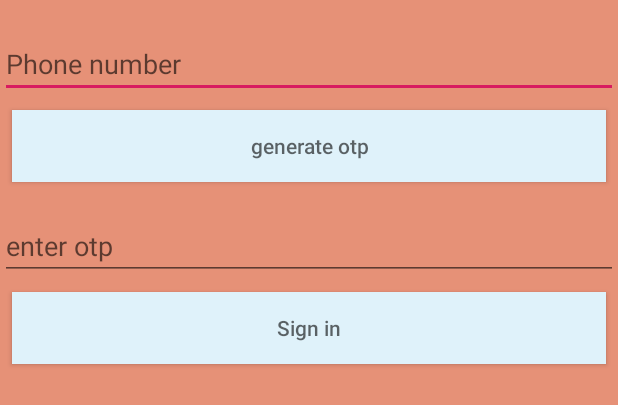
After one commit to Darshpreet2000/Farmer-Portal, an Android app: the layout activity_phone_number_varification.xml on its own in the app's theme, with its tools: preview values and no code run, on a phone screen of 412 x 824 dp. The commit adds this screen. Shown: the top 405 px of the screen. Run offline under Robolectric (Android 15) with nearby library versions, the light colour scheme and no system bars.

Commit message:
phone number auth added

```diff
--- a/app/build.gradle
+++ b/app/build.gradle
@@ -21,8 +21,10 @@ android {
 
 dependencies {
     implementation fileTree(dir: 'libs', include: ['*.jar'])
+    implementation 'com.google.firebase:firebase-auth:19.2.0'
     implementation 'androidx.appcompat:appcompat:1.0.2'
     implementation 'androidx.constraintlayout:constraintlayout:1.1.3'
+    implementation 'com.google.firebase:firebase-storage:16.0.4'
     testImplementation 'junit:junit:4.12'
     androidTestImplementation 'androidx.test.ext:junit:1.1.0'
     implementation 'com.firebaseui:firebase-ui-auth:6.2.0'
--- a/app/src/main/res/layout/activity_main.xml
+++ b/app/src/main/res/layout/activity_main.xml
@@ -4,12 +4,14 @@
     xmlns:tools="http://schemas.android.com/tools"
     android:layout_width="match_parent"
     android:layout_height="match_parent"
+    android:background="#2196F3"
     tools:context=".MainActivity">
 
     <TextView
         android:layout_width="wrap_content"
         android:layout_height="wrap_content"
-        android:text="Hello World!"
+        android:text="Menu will be appear here"
+        android:textSize="22sp"
         app:layout_constraintBottom_toBottomOf="parent"
         app:layout_constraintLeft_toLeftOf="parent"
         app:layout_constraintRight_toRightOf="parent"
--- /dev/null
+++ b/app/src/main/res/layout/activity_phone_number_varification.xml
@@ -0,0 +1,48 @@
+<?xml version="1.0" encoding="utf-8"?>
+<LinearLayout xmlns:android="http://schemas.android.com/apk/res/android"
+    xmlns:app="http://schemas.android.com/apk/res-auto"
+    xmlns:tools="http://schemas.android.com/tools"
+    android:layout_width="match_parent"
+    android:layout_height="match_parent"
+    android:background="#E69177"
+    android:orientation="vertical">
+
+    <EditText
+        android:id="@+id/et_phone_number"
+        android:layout_width="match_parent"
+        android:layout_height="wrap_content"
+        android:layout_marginTop="20dp"
+        android:hint="Phone number"
+        android:textColor="#000000" />
+    <Button
+        android:id="@+id/btn_generate_otp"
+        android:layout_width="match_parent"
+        android:layout_height="wrap_content"
+        android:layout_margin="8dp"
+        android:background="@color/colorAccent"
+        android:hint="generate otp"
+        android:onClick="generateopt"
+        android:textColor="#000000" />
+
+
+    <EditText
+        android:id="@+id/et_otp"
+        android:layout_width="match_parent"
+        android:layout_height="wrap_content"
+        android:layout_marginTop="12dp"
+        android:clickable="false"
+        android:hint="enter otp"
+        android:textColor="#000000" />
+
+
+    <Button
+        android:id="@+id/btn_sign_in"
+        android:layout_width="match_parent"
+        android:layout_height="wrap_content"
+        android:layout_margin="8dp"
+        android:background="@color/colorAccent"
+        android:hint="Sign in"
+        android:onClick="signin"
+        android:textColor="#000000" />
+
+</LinearLayout>
```
Also changed, not shown: app/src/main/AndroidManifest.xml (+7 -4 lines), app/src/main/java/com/example/farmer_portal/PhoneNumberVarification.java (added, +161 -0 lines), app/src/main/java/com/example/farmer_portal/Register.java (+7 -2 lines), 1 other file.
